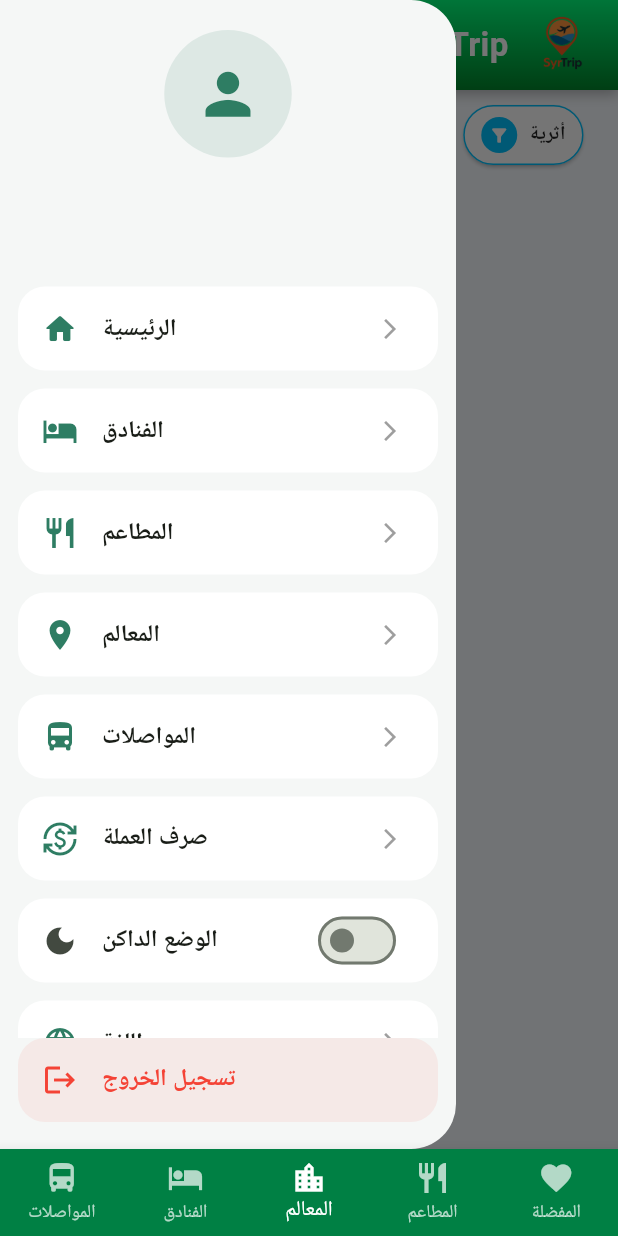
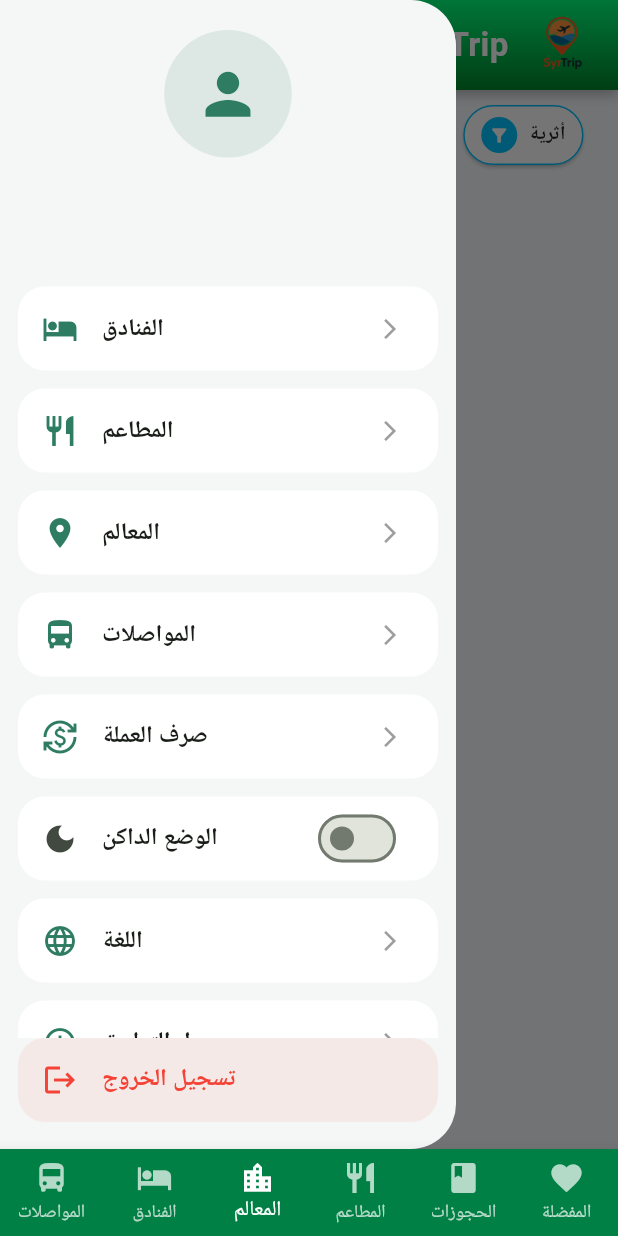
Before and after one commit to abdullahhamod01-bot/syrtrip1, a Flutter app: the screen it shows after launch, after a tap on "تسجيل الدخول", after a tap on "الدخول كزائر", after a tap on the "menu" icon, on a phone screen of 412 x 824 dp. Run offline on Flutter 3.47's test engine with Material 3 defaults, Android fonts, the light colour scheme and no system bars; our stand-ins replace lottie, shared_preferences, sqflite; accounts and stored records are empty; network calls fail; Roboto replaces fonts that are missing (Cairo).

Commit message:
تعديل الدرور

```diff
--- a/front/lib/views/splash_view.dart
+++ b/front/lib/views/splash_view.dart
@@ -14,6 +14,8 @@ class SplashView extends StatefulWidget {
 class _SplashViewState extends State<SplashView> with TickerProviderStateMixin {
   final AuthController _auth = AuthController();
 
+  bool _navigated = false;
+
   @override
   void initState() {
     super.initState();
@@ -21,10 +23,18 @@ class _SplashViewState extends State<SplashView> with TickerProviderStateMixin {
   }
 
   Future<void> _checkLogin() async {
-    await Future.delayed(const Duration(seconds: 5)); // مدة الأنميشن
+    await Future.delayed(const Duration(seconds: 5));
+    await _goNext();
+  }
+
+  Future<void> _goNext() async {
+    if (_navigated) return;
+    _navigated = true;
+
     bool loggedIn = await _auth.isLoggedIn();
 
     if (!mounted) return;
+
     Navigator.pushReplacement(
       context,
       MaterialPageRoute(
@@ -36,13 +46,19 @@ class _SplashViewState extends State<SplashView> with TickerProviderStateMixin {
   @override
   Widget build(BuildContext context) {
     return Scaffold(
-      backgroundColor: Colors.white, // أو لون مناسب لخلفية الأنميشن
-      body: Center(
-        child: Lottie.asset(
-          'assets/animations/splash.json',
-          width: 250,
-          height: 250,
-          fit: BoxFit.contain,
+      backgroundColor: Colors.white,
+
+      // ✅ هذا هو التعديل المهم
+      body: GestureDetector(
+        behavior: HitTestBehavior.opaque,
+        onTap: _goNext,
+        child: Center(
+          child: Lottie.asset(
+            'assets/animations/splash.json',
+            width: 250,
+            height: 250,
+            fit: BoxFit.contain,
+          ),
         ),
       ),
     );
--- a/front/lib/widgets/bottom_nav_bar.dart
+++ b/front/lib/widgets/bottom_nav_bar.dart
@@ -21,6 +21,7 @@ class BottomNavBar extends StatelessWidget {
         BottomNavigationBarItem(icon: Icon(Icons.hotel), label: "الفنادق"),
         BottomNavigationBarItem(icon: Icon(Icons.location_city), label: "المعالم"),
         BottomNavigationBarItem(icon: Icon(Icons.restaurant), label: "المطاعم"),
+        BottomNavigationBarItem(icon: Icon(Icons.book), label: "الحجوزات"),
         BottomNavigationBarItem(icon: Icon(Icons.favorite), label: "المفضلة"),
       ],
     );
--- a/front/lib/widgets/main_drawer.dart
+++ b/front/lib/widgets/main_drawer.dart
@@ -78,13 +78,7 @@ class _MainDrawerState extends State<MainDrawer> {
               child: ListView(
                 padding: const EdgeInsets.symmetric(horizontal: 12),
                 children: [
-                  _drawerItem(
-                    icon: Icons.home_rounded,
-                    title: "الرئيسية",
-                    onTap: () {
-                      Navigator.pop(context);
-                    },
-                  ),
+
 
                   _drawerItem(
                     icon: Icons.hotel,
```
Also changed, not shown: front/lib/views/favorites_view.dart (+59 -27 lines).
